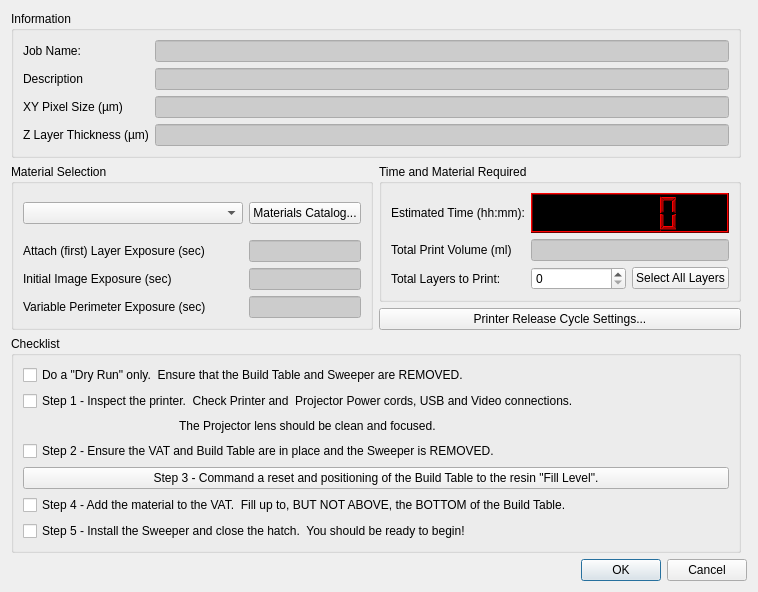
Qt form B9Creator/dlgprintprep.ui (B9Creations/B9Creator) before a commit.
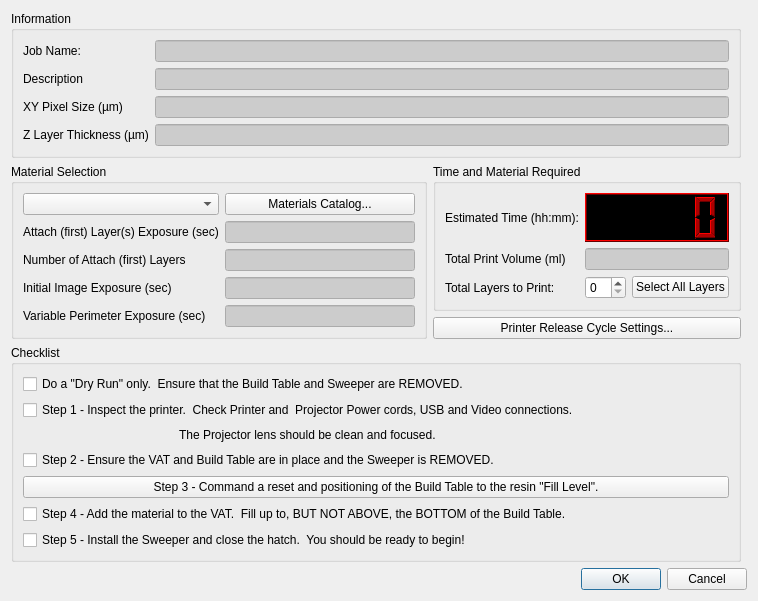
The same form after that commit.

Commit message: Still working on timeout bug. Added Variable number of overcured attach layers (1-10) vs just 1

The edit to the form file:
```diff
--- a/B9Creator/dlgprintprep.ui
+++ b/B9Creator/dlgprintprep.ui
@@ -7,7 +7,7 @@
     <x>0</x>
     <y>0</y>
     <width>693</width>
-    <height>548</height>
+    <height>551</height>
    </rect>
   </property>
   <property name="windowTitle">
@@ -921,7 +921,7 @@
       <string>Material Selection</string>
      </property>
      <layout class="QGridLayout" name="gridLayout_3">
-      <item row="0" column="0" rowspan="2" colspan="2">
+      <item row="0" column="0">
        <widget class="QComboBox" name="comboBoxMaterial">
         <property name="toolTip">
          <string>Select the material to be used</string>
@@ -931,7 +931,7 @@
         </property>
        </widget>
       </item>
-      <item row="0" column="2" rowspan="2" colspan="2">
+      <item row="0" column="1">
        <widget class="QPushButton" name="pushButtonMatCat">
         <property name="toolTip">
          <string>Modify the Catalog</string>
@@ -944,7 +944,175 @@
         </property>
        </widget>
       </item>
-      <item row="4" column="0" colspan="2">
+      <item row="1" column="0">
+       <widget class="QLabel" name="label_7">
+        <property name="text">
+         <string>Attach (first) Layer(s) Exposure (sec)</string>
+        </property>
+       </widget>
+      </item>
+      <item row="1" column="1">
+       <widget class="QLineEdit" name="lineEditTattach">
+        <property name="palette">
+         <palette>
+          <active>
+           <colorrole role="Text">
+            <brush brushstyle="SolidPattern">
+             <color alpha="255">
+              <red>0</red>
+              <green>0</green>
+              <blue>188</blue>
+             </color>
+            </brush>
+           </colorrole>
+           <colorrole role="Base">
+            <brush brushstyle="SolidPattern">
+             <color alpha="255">
+              <red>204</red>
+              <green>204</green>
+              <blue>204</blue>
+             </color>
+            </brush>
+           </colorrole>
+          </active>
+          <inactive>
+           <colorrole role="Text">
+            <brush brushstyle="SolidPattern">
+             <color alpha="255">
+              <red>0</red>
+              <green>0</green>
+              <blue>188</blue>
+             </color>
+            </brush>
+           </colorrole>
+           <colorrole role="Base">
+            <brush brushstyle="SolidPattern">
+             <color alpha="255">
+              <red>204</red>
+              <green>204</green>
+              <blue>204</blue>
+             </color>
+            </brush>
+           </colorrole>
+          </inactive>
+          <disabled>
+           <colorrole role="Text">
+            <brush brushstyle="SolidPattern">
+             <color alpha="255">
+              <red>120</red>
+              <green>120</green>
+              <blue>120</blue>
+             </color>
+            </brush>
+           </colorrole>
+           <colorrole role="Base">
+            <brush brushstyle="SolidPattern">
+             <color alpha="255">
+              <red>240</red>
+              <green>240</green>
+              <blue>240</blue>
+             </color>
+            </brush>
+           </colorrole>
+          </disabled>
+         </palette>
+        </property>
+        <property name="toolTip">
+         <string>Exposure time for the Attach (first) Layer cure in seconds.</string>
+        </property>
+        <property name="whatsThis">
+         <string>Exposure time for the Attach (first) Layer cure in seconds.</string>
+        </property>
+        <property name="readOnly">
+         <bool>true</bool>
+        </property>
+       </widget>
+      </item>
+      <item row="2" column="0">
+       <widget class="QLabel" name="label_12">
+        <property name="text">
+         <string>Number of Attach (first) Layers</string>
+        </property>
+       </widget>
+      </item>
+      <item row="2" column="1">
+       <widget class="QLineEdit" name="lineEditNumAttach">
+        <property name="palette">
+         <palette>
+          <active>
+           <colorrole role="Text">
+            <brush brushstyle="SolidPattern">
+             <color alpha="255">
+              <red>0</red>
+              <green>0</green>
+              <blue>188</blue>
+             </color>
+            </brush>
+           </colorrole>
+           <colorrole role="Base">
+            <brush brushstyle="SolidPattern">
+             <color alpha="255">
+              <red>204</red>
+              <green>204</green>
+              <blue>204</blue>
+             </color>
+            </brush>
+           </colorrole>
+          </active>
+          <inactive>
+           <colorrole role="Text">
+            <brush brushstyle="SolidPattern">
+             <color alpha="255">
+              <red>0</red>
+              <green>0</green>
+              <blue>188</blue>
+             </color>
+            </brush>
+           </colorrole>
+           <colorrole role="Base">
+            <brush brushstyle="SolidPattern">
+             <color alpha="255">
+              <red>204</red>
+              <green>204</green>
+              <blue>204</blue>
+             </color>
+            </brush>
+           </colorrole>
+          </inactive>
+          <disabled>
+           <colorrole role="Text">
+            <brush brushstyle="SolidPattern">
+             <color alpha="255">
+              <red>120</red>
+              <green>120</green>
+              <blue>120</blue>
+             </color>
+            </brush>
+           </colorrole>
+           <colorrole role="Base">
+            <brush brushstyle="SolidPattern">
+             <color alpha="255">
+              <red>240</red>
+              <green>240</green>
+              <blue>240</blue>
+             </color>
+            </brush>
+           </colorrole>
+          </disabled>
+         </palette>
+        </property>
+        <property name="toolTip">
+         <string>Exposure time for the Attach (first) Layer cure in seconds.</string>
+        </property>
+        <property name="whatsThis">
+         <string>Exposure time for the Attach (first) Layer cure in seconds.</string>
+        </property>
+        <property name="readOnly">
+         <bool>true</bool>
+        </property>
+       </widget>
+      </item>
+      <item row="3" column="0">
        <widget class="QLabel" name="label_8">
         <property name="toolTip">
          <string>Exposure time for the initial full image cure in seconds.</string>
@@ -957,7 +1125,78 @@
         </property>
        </widget>
       </item>
-      <item row="5" column="0" colspan="2">
+      <item row="3" column="1">
+       <widget class="QLineEdit" name="lineEditTbase">
+        <property name="palette">
+         <palette>
+          <active>
+           <colorrole role="Text">
+            <brush brushstyle="SolidPattern">
+             <color alpha="255">
+              <red>0</red>
+              <green>0</green>
+              <blue>188</blue>
+             </color>
+            </brush>
+           </colorrole>
+           <colorrole role="Base">
+            <brush brushstyle="SolidPattern">
+             <color alpha="255">
+              <red>204</red>
+              <green>204</green>
+              <blue>204</blue>
+             </color>
+            </brush>
+           </colorrole>
+          </active>
+          <inactive>
+           <colorrole role="Text">
+            <brush brushstyle="SolidPattern">
+             <color alpha="255">
+              <red>0</red>
+              <green>0</green>
+              <blue>188</blue>
+             </color>
+            </brush>
+           </colorrole>
+           <colorrole role="Base">
+            <brush brushstyle="SolidPattern">
+             <color alpha="255">
+              <red>204</red>
+              <green>204</green>
+              <blue>204</blue>
+             </color>
+            </brush>
+           </colorrole>
+          </inactive>
+          <disabled>
+           <colorrole role="Text">
+            <brush brushstyle="SolidPattern">
+             <color alpha="255">
+              <red>120</red>
+              <green>120</green>
+              <blue>120</blue>
+             </color>
+            </brush>
+           </colorrole>
+           <colorrole role="Base">
+            <brush brushstyle="SolidPattern">
+             <color alpha="255">
+              <red>240</red>
+              <green>240</green>
+              <blue>240</blue>
+             </color>
+            </brush>
+           </colorrole>
+          </disabled>
+         </palette>
+        </property>
+        <property name="readOnly">
+         <bool>true</bool>
+        </property>
+       </widget>
+      </item>
+      <item row="4" column="0">
        <widget class="QLabel" name="label_9">
         <property name="toolTip">
          <string>Exposure time for the secondary, perimeter, image cure in seconds.</string>
@@ -970,7 +1209,7 @@
         </property>
        </widget>
       </item>
-      <item row="5" column="2" colspan="2">
+      <item row="4" column="1">
        <widget class="QLineEdit" name="lineEditTOver">
         <property name="palette">
          <palette>
@@ -1044,161 +1283,6 @@
         </property>
        </widget>
       </item>
-      <item row="3" column="0">
-       <widget class="QLabel" name="label_7">
-        <property name="text">
-         <string>Attach (first) Layer Exposure (sec)</string>
-        </property>
-       </widget>
-      </item>
-      <item row="4" column="2" colspan="2">
-       <widget class="QLineEdit" name="lineEditTbase">
-        <property name="palette">
-         <palette>
-          <active>
-           <colorrole role="Text">
-            <brush brushstyle="SolidPattern">
-             <color alpha="255">
-              <red>0</red>
-              <green>0</green>
-              <blue>188</blue>
-             </color>
-            </brush>
-           </colorrole>
-           <colorrole role="Base">
-            <brush brushstyle="SolidPattern">
-             <color alpha="255">
-              <red>204</red>
-              <green>204</green>
-              <blue>204</blue>
-             </color>
-            </brush>
-           </colorrole>
-          </active>
-          <inactive>
-           <colorrole role="Text">
-            <brush brushstyle="SolidPattern">
-             <color alpha="255">
-              <red>0</red>
-              <green>0</green>
-              <blue>188</blue>
-             </color>
-            </brush>
-           </colorrole>
-           <colorrole role="Base">
-            <brush brushstyle="SolidPattern">
-             <color alpha="255">
-              <red>204</red>
-              <green>204</green>
-              <blue>204</blue>
-             </color>
-            </brush>
-           </colorrole>
-          </inactive>
-          <disabled>
-           <colorrole role="Text">
-            <brush brushstyle="SolidPattern">
-             <color alpha="255">
-              <red>120</red>
-              <green>120</green>
-              <blue>120</blue>
-             </color>
-            </brush>
-           </colorrole>
-           <colorrole role="Base">
-            <brush brushstyle="SolidPattern">
-             <color alpha="255">
-              <red>240</red>
-              <green>240</green>
-              <blue>240</blue>
-             </color>
-            </brush>
-           </colorrole>
-          </disabled>
-         </palette>
-        </property>
-        <property name="readOnly">
-         <bool>true</bool>
-        </property>
-       </widget>
-      </item>
-      <item row="3" column="2" colspan="2">
-       <widget class="QLineEdit" name="lineEditTattach">
-        <property name="palette">
-         <palette>
-          <active>
-           <colorrole role="Text">
-            <brush brushstyle="SolidPattern">
-             <color alpha="255">
-              <red>0</red>
-              <green>0</green>
-              <blue>188</blue>
-             </color>
-            </brush>
-           </colorrole>
-           <colorrole role="Base">
-            <brush brushstyle="SolidPattern">
-             <color alpha="255">
-              <red>204</red>
-              <green>204</green>
-              <blue>204</blue>
-             </color>
-            </brush>
-           </colorrole>
-          </active>
-          <inactive>
-           <colorrole role="Text">
-            <brush brushstyle="SolidPattern">
-             <color alpha="255">
-              <red>0</red>
-              <green>0</green>
-              <blue>188</blue>
-             </color>
-            </brush>
-           </colorrole>
-           <colorrole role="Base">
-            <brush brushstyle="SolidPattern">
-             <color alpha="255">
-              <red>204</red>
-              <green>204</green>
-              <blue>204</blue>
-             </color>
-            </brush>
-           </colorrole>
-          </inactive>
-          <disabled>
-           <colorrole role="Text">
-            <brush brushstyle="SolidPattern">
-             <color alpha="255">
-              <red>120</red>
-              <green>120</green>
-              <blue>120</blue>
-             </color>
-            </brush>
-           </colorrole>
-           <colorrole role="Base">
-            <brush brushstyle="SolidPattern">
-             <color alpha="255">
-              <red>240</red>
-              <green>240</green>
-              <blue>240</blue>
-             </color>
-            </brush>
-           </colorrole>
-          </disabled>
-         </palette>
-        </property>
-        <property name="toolTip">
-         <string>Exposure time for the Attach (first) Layer cure in seconds.</string>
-        </property>
-        <property name="whatsThis">
-         <string>Exposure time for the Attach (first) Layer cure in seconds.</string>
-        </property>
-        <property name="readOnly">
-         <bool>true</bool>
-        </property>
-       </widget>
-      </item>
      </layout>
     </widget>
    </item>
```
The commit also changes 10 other files.
